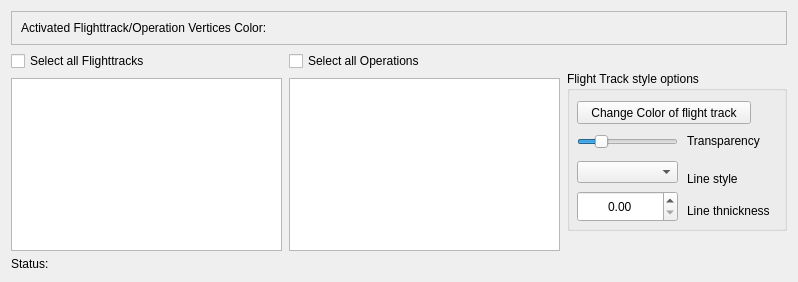
First picture: the form in mslib/msui/ui/ui_multiple_flightpath_dockwidget.ui, repository Open-MSS/MSS, before the edit.
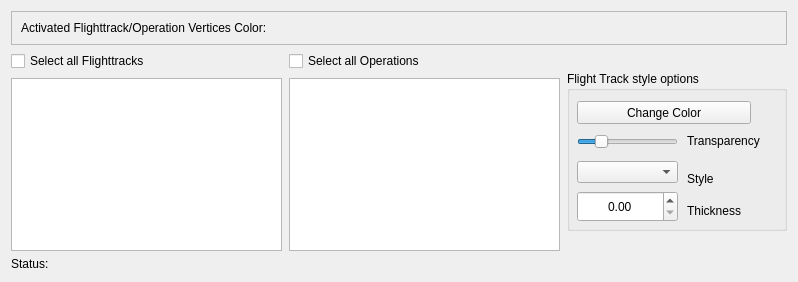
Second picture: the form after the edit.

```diff
--- a/mslib/msui/ui/ui_multiple_flightpath_dockwidget.ui
+++ b/mslib/msui/ui/ui_multiple_flightpath_dockwidget.ui
@@ -169,7 +169,7 @@
            </sizepolicy>
           </property>
           <property name="text">
-           <string>Change Color of flight track</string>
+           <string>Change Color</string>
           </property>
          </widget>
          <widget class="QLabel" name="label">
@@ -182,7 +182,7 @@
            </rect>
           </property>
           <property name="text">
-           <string>Line thnickness</string>
+           <string>Thickness</string>
           </property>
          </widget>
          <widget class="QDoubleSpinBox" name="dsbx_linewidth">
@@ -214,7 +214,7 @@
            </rect>
           </property>
           <property name="text">
-           <string>Line style</string>
+           <string>Style</string>
           </property>
          </widget>
          <widget class="QComboBox" name="cbLineStyle">
```
